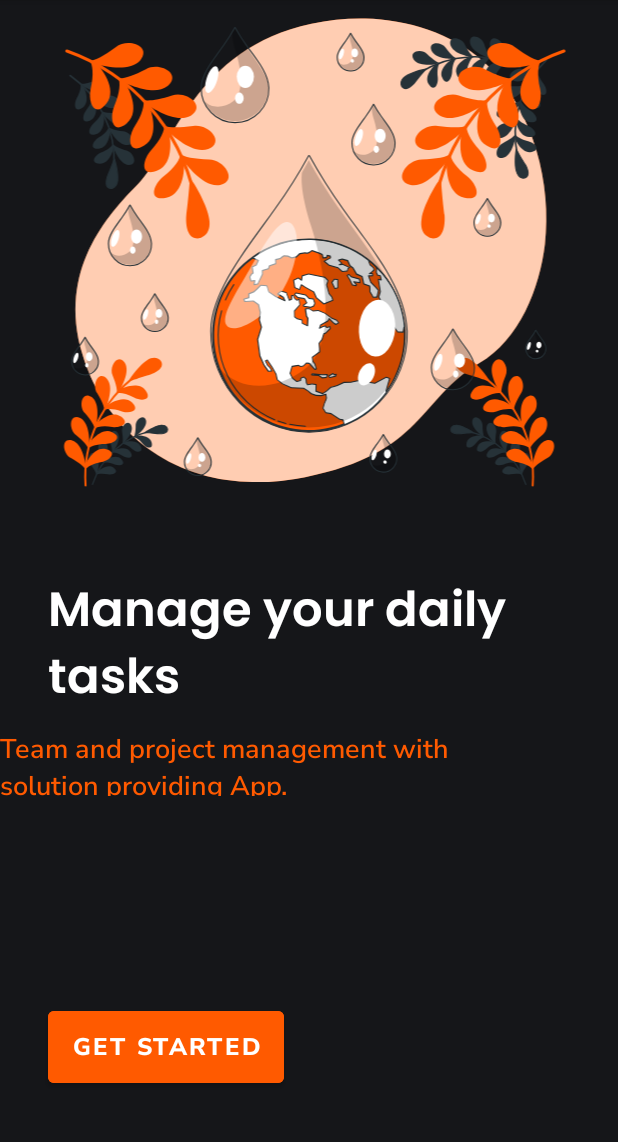
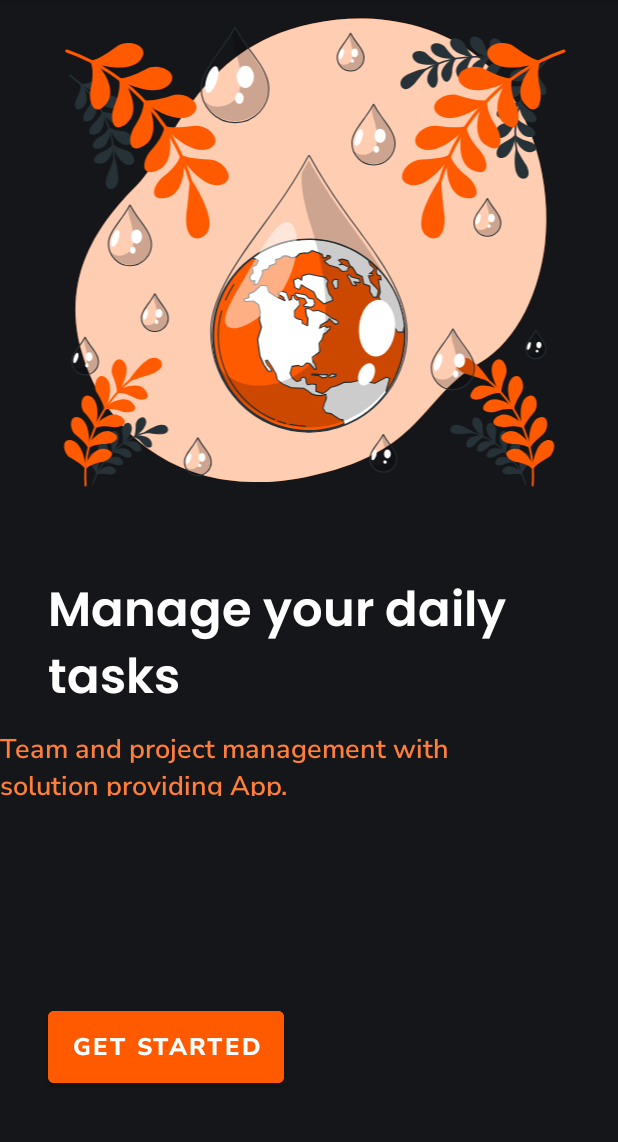
Before and after one commit to BarbaraMAlmeida/Kotlin-Interface, an Android app: the screen it shows after launch (MainActivity), on a phone screen of 412 x 824 dp, the part 84-1226 px from its top. Run offline under Robolectric (Android 15) with nearby library versions, the phone set to English and light mode, and no system bars.

Commit message:
Update border corner and colors

```diff
--- a/app/src/main/res/layout/activity_main.xml
+++ b/app/src/main/res/layout/activity_main.xml
@@ -37,7 +37,7 @@
         android:layout_height="49dp"
         android:fontFamily="@font/nunito_sans_semibold"
         android:text="Team and project management with solution providing App."
-        android:textColor="@color/orange"
+        android:textColor="@color/orange_light"
         android:paddingTop="5dp"
         android:textSize="18sp"
         app:layout_constraintTop_toBottomOf="@+id/textView"
--- a/app/src/main/res/values/colors.xml
+++ b/app/src/main/res/values/colors.xml
@@ -8,6 +8,7 @@
     <color name="black">#151619</color>
     <color name="white">#FFFFFFFF</color>
     <color name="orange">#FF5A00</color>
+    <color name="orange_light">#FF7F3A</color>
     <color name="gray">#A8A8A8</color>
     <color name="gray_light">#2E2E2E</color>
 </resources>
```
Also changed, not shown: app/src/main/res/drawable/gradient.xml (+4 -4 lines).
